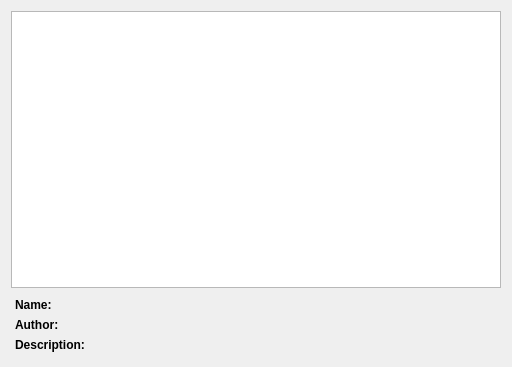
Qt form src/preferences/thememanager.ui (QupZilla/qupzilla) before a commit.
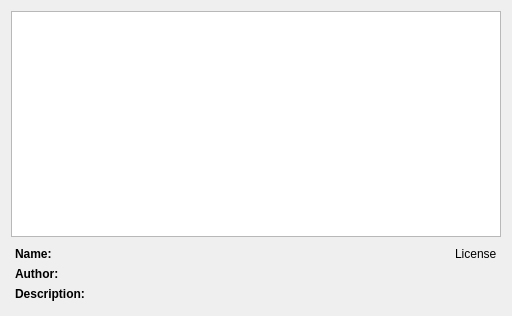
The same form after that commit. Custom widgets are drawn as their Qt base class.

Commit message: Added qupzilla: scheme handler + qupzilla:about page There is now shown license of theme in ThemesManager

Patch:
```diff
--- a/src/preferences/thememanager.ui
+++ b/src/preferences/thememanager.ui
@@ -7,7 +7,7 @@
     <x>0</x>
     <y>0</y>
     <width>512</width>
-    <height>367</height>
+    <height>316</height>
    </rect>
   </property>
   <layout class="QVBoxLayout" name="verticalLayout">
@@ -23,6 +23,9 @@
       </sizepolicy>
      </property>
      <layout class="QFormLayout" name="formLayout">
+      <property name="fieldGrowthPolicy">
+       <enum>QFormLayout::AllNonFixedFieldsGrow</enum>
+      </property>
       <property name="margin">
        <number>4</number>
       </property>
@@ -56,26 +59,6 @@
         </property>
        </widget>
       </item>
-      <item row="0" column="1">
-       <widget class="QLabel" name="name">
-        <property name="text">
-         <string/>
-        </property>
-        <property name="wordWrap">
-         <bool>true</bool>
-        </property>
-       </widget>
-      </item>
-      <item row="1" column="1">
-       <widget class="QLabel" name="author">
-        <property name="text">
-         <string/>
-        </property>
-        <property name="wordWrap">
-         <bool>true</bool>
-        </property>
-       </widget>
-      </item>
       <item row="2" column="1">
        <widget class="QLabel" name="descirption">
         <property name="text">
@@ -86,11 +69,48 @@
         </property>
        </widget>
       </item>
+      <item row="0" column="1">
+       <layout class="QHBoxLayout" name="horizontalLayout">
+        <item>
+         <widget class="QLabel" name="name">
+          <property name="text">
+           <string/>
+          </property>
+         </widget>
+        </item>
+        <item>
+         <widget class="ClickableLabel" name="license">
+          <property name="sizePolicy">
+           <sizepolicy hsizetype="Fixed" vsizetype="Preferred">
+            <horstretch>0</horstretch>
+            <verstretch>0</verstretch>
+           </sizepolicy>
+          </property>
+          <property name="cursor">
+           <cursorShape>PointingHandCursor</cursorShape>
+          </property>
+          <property name="text">
+           <string>License</string>
+          </property>
+          <property name="html-link-look" stdset="0">
+           <bool>true</bool>
+          </property>
+         </widget>
+        </item>
+       </layout>
+      </item>
      </layout>
     </widget>
    </item>
   </layout>
  </widget>
+ <customwidgets>
+  <customwidget>
+   <class>ClickableLabel</class>
+   <extends>QLabel</extends>
+   <header>clickablelabel.h</header>
+  </customwidget>
+ </customwidgets>
  <resources/>
  <connections/>
 </ui>
```
Left out of the diff: 10 changed lines with no effect on the pictures. The commit also changes 20 other files.
